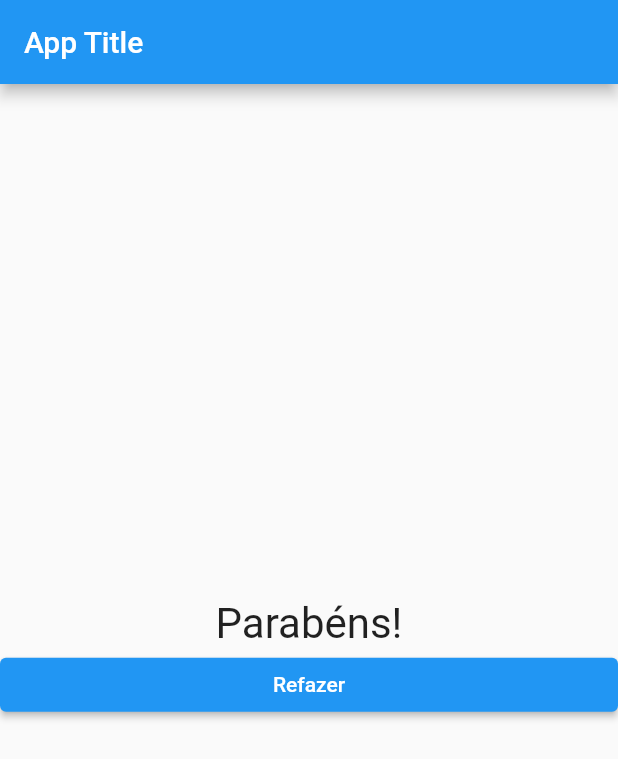
After one commit to lauro-ss/Practices_Flutter, a Flutter app: the screen it shows after launch, after a tap on "Maçã", after a tap on "Cachorro", after a tap on "Vênus", on a phone screen of 412 x 824 dp. The commit adds this screen. Shown: the top 759 px of the screen. Run offline on Flutter 3.47's test engine with Material 2 defaults, Android fonts, the phone set to English and light mode, and no system bars.

Commit message:
Add quests widget and result widget

```diff
--- a/basic/lib/main.dart
+++ b/basic/lib/main.dart
@@ -1,59 +1,15 @@
+import 'package:basic/quests.dart';
 import 'package:flutter/material.dart';
-import './quest.dart';
-import './response.dart';
 
 main() => runApp(const App());
 
 class _AppState extends State<App> {
-  int _aq = 0;
-
-  final _quests = const [
-    "Qual a sua fruta favorita?",
-    "Qual o seu animal favorito?",
-    "Qual o seu planeta favorito?"
-  ];
-
-  final List<List<String>> _answers = const [
-    ["Maçã", "Laranja", "Melancia"],
-    ["Gato", "Cachorro", "Cavalo"],
-    ["Marte", "Saturno", "Vênus"]
-  ];
-
-  void _reset() {
-    setState(() {
-      _aq = 0;
-    });
-  }
-
-  void _nextQuest() {
-    setState(() {
-      _aq++;
-    });
-  }
-
   @override
   Widget build(BuildContext context) {
     return MaterialApp(
         home: Scaffold(
-      appBar: AppBar(title: const Text("App Title")),
-      body: _aq <= _quests.length - 1
-          ? Column(children: [
-              Quest(_quests[_aq]),
-              ..._answers[_aq].map((v) => Response(v, _nextQuest)),
-            ])
-          : Column(
-              mainAxisAlignment: MainAxisAlignment.center,
-              children: [
-                const Text("Parabéns!",
-                    textAlign: TextAlign.center,
-                    style: TextStyle(fontSize: 28)),
-                SizedBox(
-                    width: double.maxFinite,
-                    child: ElevatedButton(
-                        onPressed: _reset, child: const Text("Refazer")))
-              ],
-            ),
-    ));
+            appBar: AppBar(title: const Text("App Title")),
+            body: const Quests()));
   }
 }
 
--- /dev/null
+++ b/basic/lib/quests.dart
@@ -0,0 +1,51 @@
+import 'package:basic/result.dart';
+import 'package:flutter/material.dart';
+import './quest.dart';
+import './response.dart';
+
+class QuestState extends State<Quests> {
+  int _aq = 0;
+
+  final _quests = const [
+    "Qual a sua fruta favorita?",
+    "Qual o seu animal favorito?",
+    "Qual o seu planeta favorito?"
+  ];
+
+  final List<List<String>> _answers = const [
+    ["Maçã", "Laranja", "Melancia"],
+    ["Gato", "Cachorro", "Cavalo"],
+    ["Marte", "Saturno", "Vênus"]
+  ];
+
+  void _reset() {
+    setState(() {
+      _aq = 0;
+    });
+  }
+
+  void _nextQuest() {
+    setState(() {
+      _aq++;
+    });
+  }
+
+  @override
+  Widget build(BuildContext context) {
+    return _aq <= _quests.length - 1
+        ? Column(children: [
+            Quest(_quests[_aq]),
+            ..._answers[_aq].map((v) => Response(v, _nextQuest)),
+          ])
+        : Result(_reset);
+  }
+}
+
+class Quests extends StatefulWidget {
+  const Quests({super.key});
+
+  @override
+  createState() {
+    return QuestState();
+  }
+}
--- /dev/null
+++ b/basic/lib/result.dart
@@ -0,0 +1,22 @@
+import 'package:flutter/material.dart';
+
+class Result extends StatelessWidget {
+  const Result(this._onReset, {super.key});
+
+  final Function() _onReset;
+
+  @override
+  Widget build(BuildContext context) {
+    return Column(
+      mainAxisAlignment: MainAxisAlignment.center,
+      children: [
+        const Text("Parabéns!",
+            textAlign: TextAlign.center, style: TextStyle(fontSize: 28)),
+        SizedBox(
+            width: double.maxFinite,
+            child: ElevatedButton(
+                onPressed: _onReset, child: const Text("Refazer")))
+      ],
+    );
+  }
+}
```
